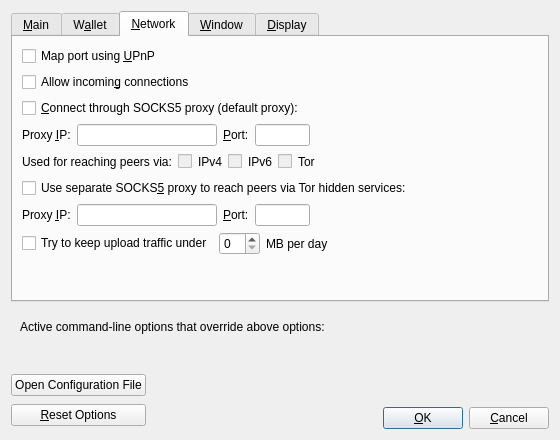
Above: src/qt/forms/optionsdialog.ui from bitcoincore-dev/bitcoin-2001-863168-294116-d812cf1189 before the change. Below: the same form after it.
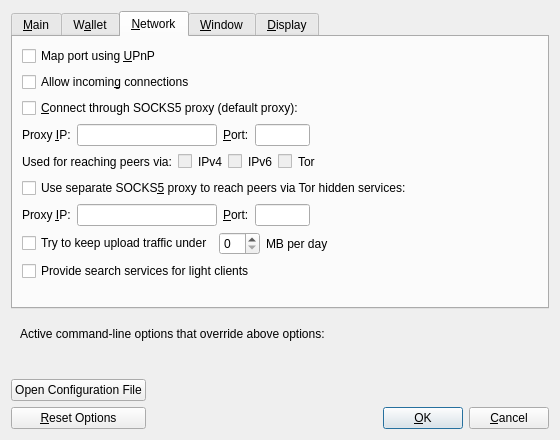
That is the form after the change. The open tabs and pages were chosen to show the change. Custom widgets are drawn as their Qt base class.

Commit message: Qt/Options: Expose peerbloomfilters in GUI using rwconf

Patch:
```diff
--- a/src/qt/forms/optionsdialog.ui
+++ b/src/qt/forms/optionsdialog.ui
@@ -524,6 +524,16 @@
          </item>
         </layout>
        </item>
+       <item>
+        <widget class="QCheckBox" name="peerbloomfilters">
+         <property name="toolTip">
+          <string>Support filtering of blocks and transaction with bloom filters</string>
+         </property>
+         <property name="text">
+          <string>Provide search services for light clients</string>
+         </property>
+        </widget>
+       </item>
        <item>
         <spacer name="verticalSpacer_Network">
          <property name="orientation">
```
The commit also changes 3 other files.
